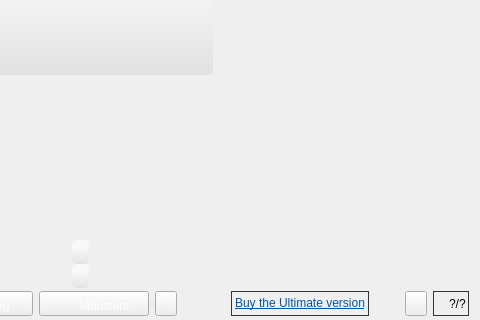
alphaonex86/CatchChallenger, file client/base/interface/BaseWindow.ui: the form before one commit; both pictures show x 320 to 800 and y 280 to 600 of the 800 by 600 pixel window.
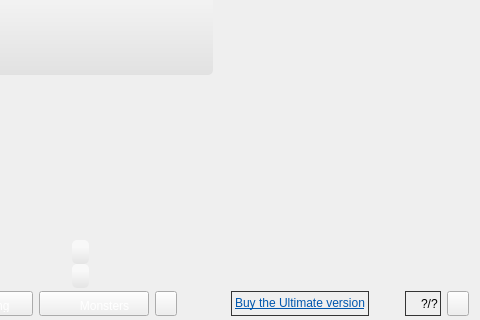
The form after the commit. The open tabs and pages were chosen to show the change. Icons and pictures are not drawn.

The edit to the form file:
```diff
--- a/client/base/interface/BaseWindow.ui
+++ b/client/base/interface/BaseWindow.ui
@@ -1006,37 +1006,6 @@
               </property>
              </widget>
             </item>
-            <item>
-             <widget class="QToolButton" name="toolButton_interface_quit">
-              <property name="minimumSize">
-               <size>
-                <width>22</width>
-                <height>25</height>
-               </size>
-              </property>
-              <property name="maximumSize">
-               <size>
-                <width>22</width>
-                <height>25</height>
-               </size>
-              </property>
-              <property name="toolTip">
-               <string>Quit</string>
-              </property>
-              <property name="styleSheet">
-               <string notr="true">QToolButton::hover {
-background-position:left center;
-}
-QToolButton::pressed {
-background-position:left bottom;
-}
-QToolButton { 
-background-image: url(:/images/interface/quit.png);
-border-image: url(:/images/empty.png);
-}</string>
-              </property>
-             </widget>
-            </item>
             <item>
              <widget class="QFrame" name="frame_main_display_interface_player">
               <property name="minimumSize">
@@ -1109,6 +1078,37 @@
               </layout>
              </widget>
             </item>
+            <item>
+             <widget class="QToolButton" name="toolButton_interface_quit">
+              <property name="minimumSize">
+               <size>
+                <width>22</width>
+                <height>25</height>
+               </size>
+              </property>
+              <property name="maximumSize">
+               <size>
+                <width>22</width>
+                <height>25</height>
+               </size>
+              </property>
+              <property name="toolTip">
+               <string>Quit</string>
+              </property>
+              <property name="styleSheet">
+               <string notr="true">QToolButton::hover {
+background-position:left center;
+}
+QToolButton::pressed {
+background-position:left bottom;
+}
+QToolButton { 
+background-image: url(:/images/interface/quit.png);
+border-image: url(:/images/empty.png);
+}</string>
+              </property>
+             </widget>
+            </item>
            </layout>
           </widget>
          </item>
```
Left out of the diff: 7 changed lines with no effect on the pictures.
